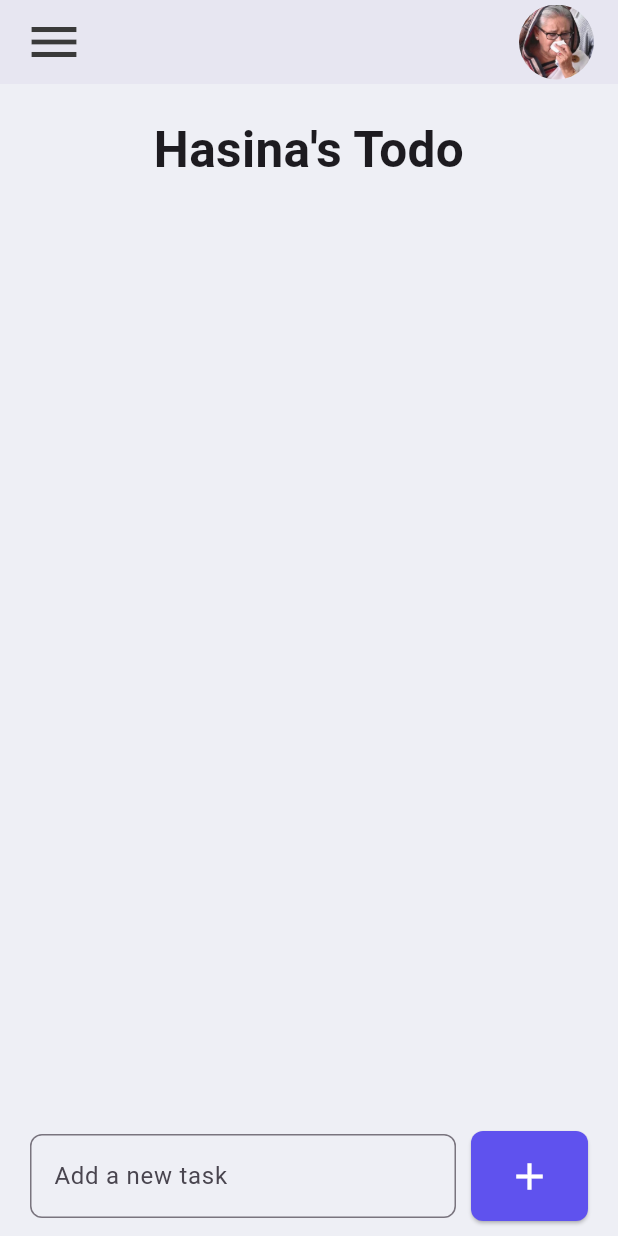
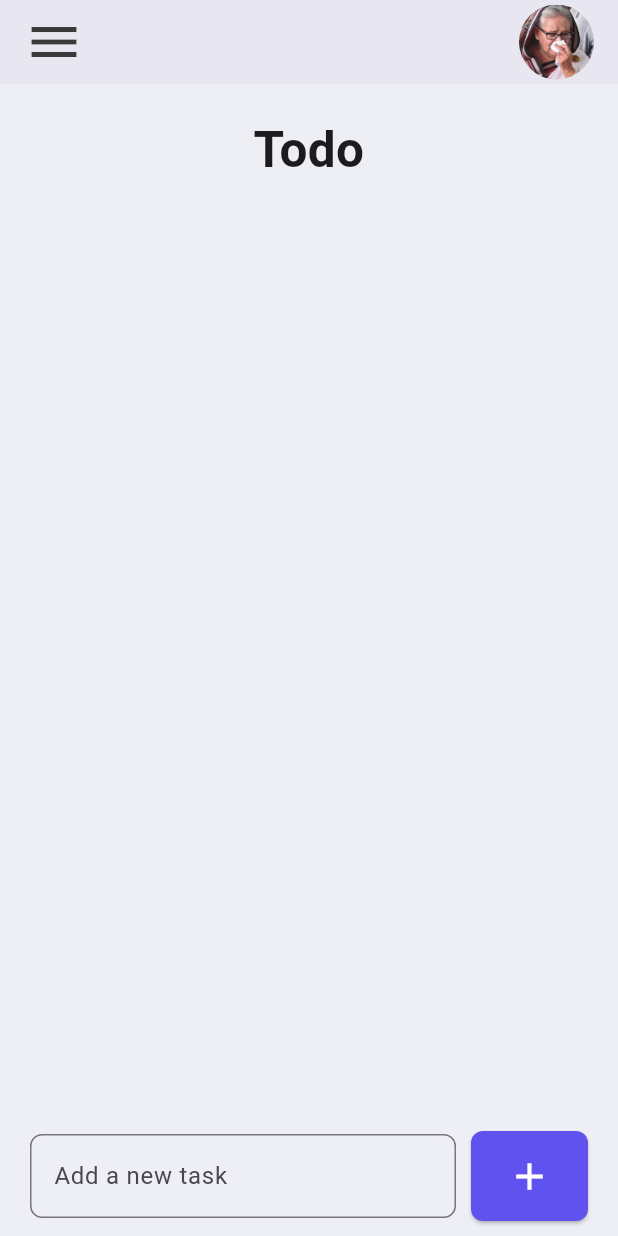
Before and after one commit to Asaduzzaman04/Flutter_app, a Flutter app: the screen it shows after launch, on a phone screen of 412 x 824 dp. Run offline on Flutter 3.47's test engine with Material 3 defaults, Android fonts, the phone set to English and light mode, and no system bars.

Commit message:
Update Body.dart

```diff
--- a/todo_app/lib/widgets/Body.dart
+++ b/todo_app/lib/widgets/Body.dart
@@ -46,7 +46,7 @@ class _TodoBodyState extends State<bodyWidget> {
         Container(
           padding: const EdgeInsets.all(20),
           child: const Text(
-            "Hasina's Todo",
+            "Todo",
             style: TextStyle(
               fontWeight: FontWeight.bold,
               fontSize: 33,
```
